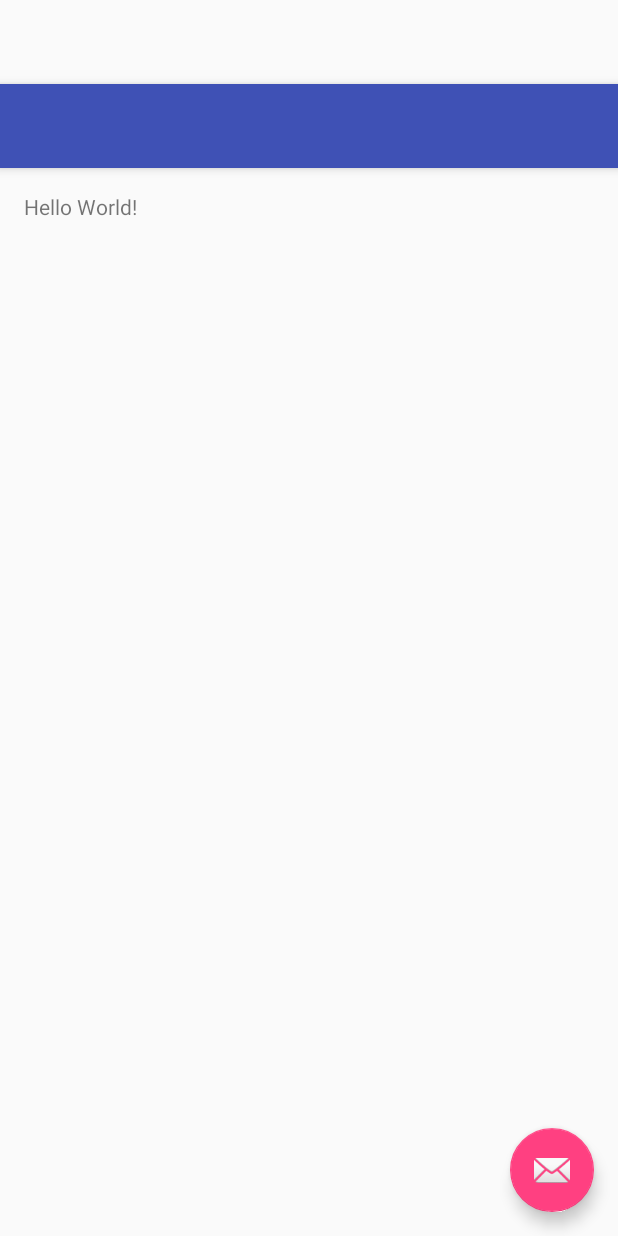
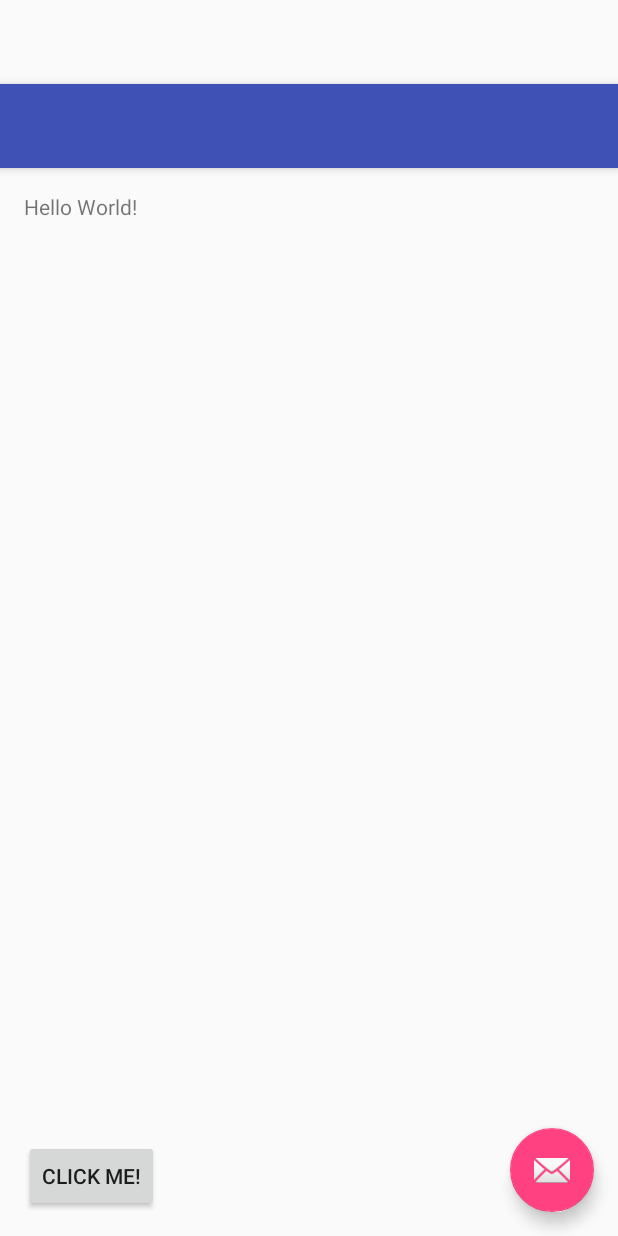
Before and after one commit to Bai-Jie/try-rxandroid, an Android app: the layout activity_main.xml on its own in the app's theme, with its tools: preview values and no code run, on a phone screen of 412 x 824 dp. Run offline under Robolectric (Android 15) with nearby library versions, the phone set to English and light mode, and no system bars.

Commit message:
emit event from View

```diff
--- a/app/build.gradle
+++ b/app/build.gradle
@@ -28,4 +28,5 @@ dependencies {
     // Because RxAndroid releases are few and far between, it is recommended you also
     // explicitly depend on RxJava's latest version for bug fixes and new features.
     compile 'io.reactivex:rxjava:1.0.14'
+    compile 'com.jakewharton.rxbinding:rxbinding:0.3.0'
 }
--- a/app/src/main/res/layout/content_main.xml
+++ b/app/src/main/res/layout/content_main.xml
@@ -1,9 +1,10 @@
 <?xml version="1.0" encoding="utf-8"?>
-<RelativeLayout xmlns:android="http://schemas.android.com/apk/res/android"
+<LinearLayout xmlns:android="http://schemas.android.com/apk/res/android"
     xmlns:app="http://schemas.android.com/apk/res-auto"
     xmlns:tools="http://schemas.android.com/tools"
     android:layout_width="match_parent"
     android:layout_height="match_parent"
+    android:orientation="vertical"
     android:paddingBottom="@dimen/activity_vertical_margin"
     android:paddingLeft="@dimen/activity_horizontal_margin"
     android:paddingRight="@dimen/activity_horizontal_margin"
@@ -12,9 +13,23 @@
     tools:context=".MainActivity"
     tools:showIn="@layout/activity_main">
 
-    <TextView
-        android:id="@+id/main_text"
+    <android.support.v4.widget.NestedScrollView
+        android:layout_width="match_parent"
+        android:layout_height="0dp"
+        android:layout_weight="1">
+
+        <TextView
+            android:id="@+id/main_text"
+            android:layout_width="match_parent"
+            android:layout_height="wrap_content"
+            android:text="Hello World!" />
+    </android.support.v4.widget.NestedScrollView>
+
+    <Button
+        android:id="@+id/main_button"
         android:layout_width="wrap_content"
         android:layout_height="wrap_content"
-        android:text="Hello World!" />
-</RelativeLayout>
+        android:layout_weight="0"
+        android:text="Click Me!"
+        />
+</LinearLayout>
```
Also changed, not shown: app/src/main/java/gq/baijie/tryit/rxandroid/MainActivity.java (+18 -2 lines).
